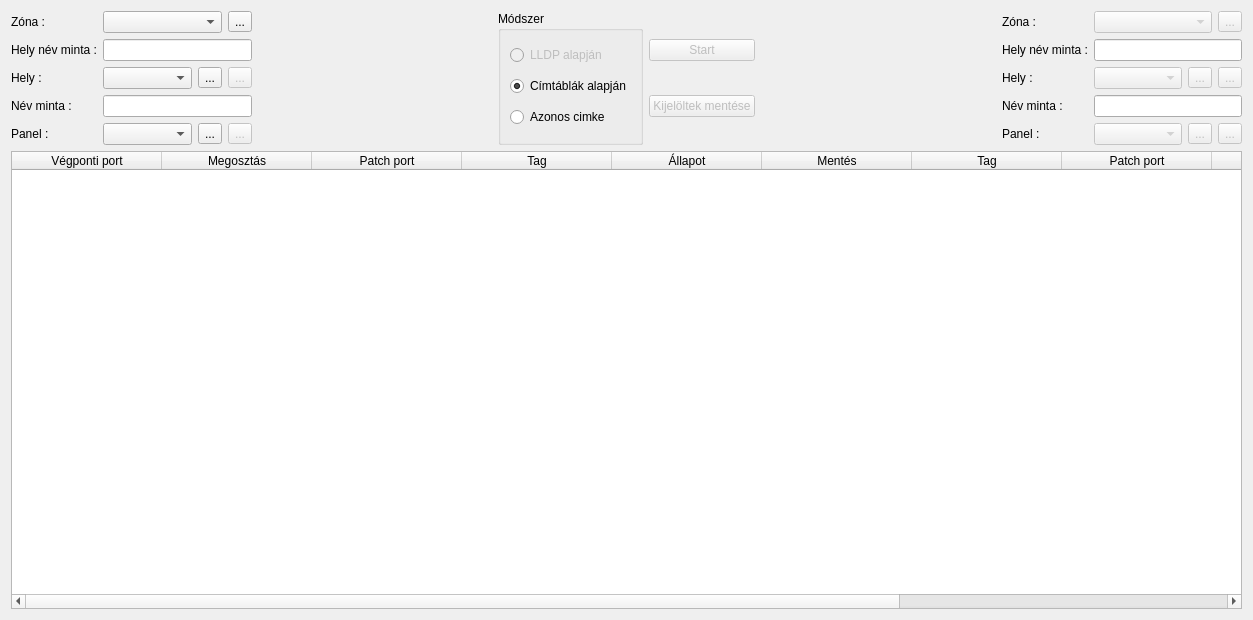
This is lv2g/deducepatch.ui in csikfer/lanview2 as Qt 5 draws it before an edit. The edited form follows.
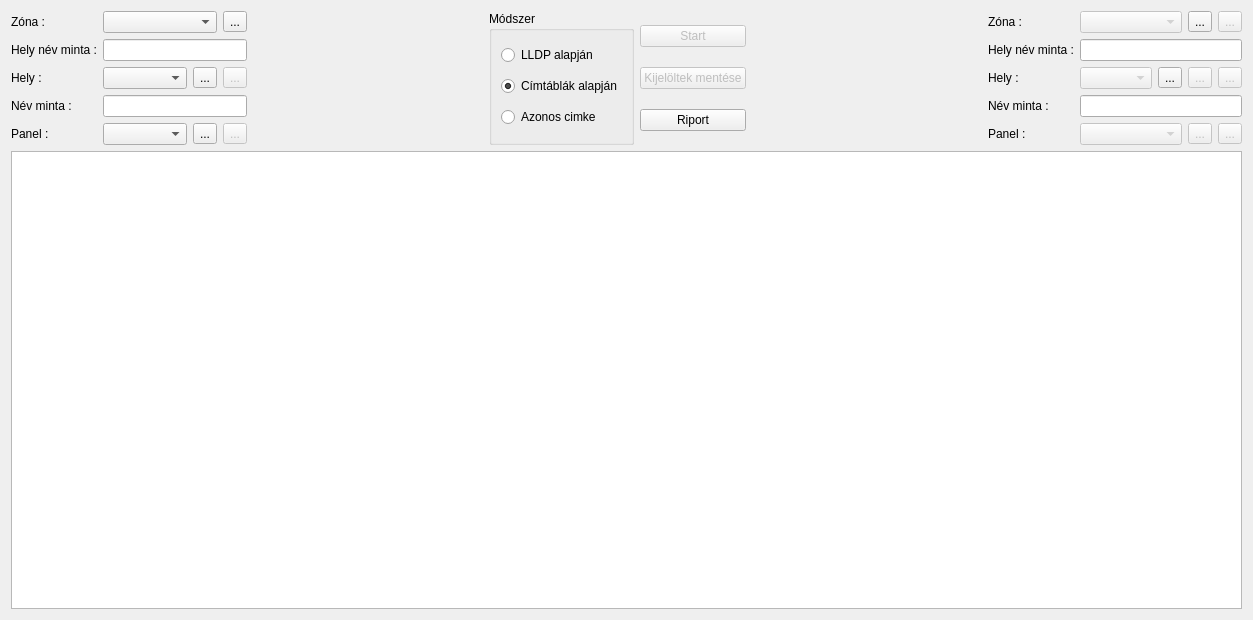
This is the edited form. Icons and pictures are not drawn.

Commit message: A deducepatch újraírása, bővítése. Hibajavítás...

What changed in the file:
```diff
--- a/lv2g/deducepatch.ui
+++ b/lv2g/deducepatch.ui
@@ -172,7 +172,7 @@
         <item>
          <widget class="QRadioButton" name="radioButtonLLDP">
           <property name="enabled">
-           <bool>false</bool>
+           <bool>true</bool>
           </property>
           <property name="text">
            <string>LLDP alapján</string>
@@ -221,6 +221,13 @@
          </property>
         </widget>
        </item>
+       <item>
+        <widget class="QPushButton" name="pushButtonReport">
+         <property name="text">
+          <string>Riport</string>
+         </property>
+        </widget>
+       </item>
       </layout>
      </item>
      <item>
@@ -303,6 +310,20 @@
            </property>
           </widget>
          </item>
+         <item>
+          <widget class="QToolButton" name="toolButtonCopyPlace">
+           <property name="toolTip">
+            <string>&lt;html&gt;&lt;head/&gt;&lt;body&gt;&lt;p&gt;A hely azonos a jobb oldallal.&lt;/p&gt;&lt;/body&gt;&lt;/html&gt;</string>
+           </property>
+           <property name="text">
+            <string>...</string>
+           </property>
+           <property name="icon">
+            <iconset resource="lv2g.qrc">
+             <normaloff>:/icons/go-jump.ico</normaloff>:/icons/go-jump.ico</iconset>
+           </property>
+          </widget>
+         </item>
          <item>
           <widget class="QToolButton" name="toolButtonPlaceAdd2">
            <property name="enabled">
@@ -387,6 +408,20 @@
            </property>
           </widget>
          </item>
+         <item>
+          <widget class="QToolButton" name="toolButtonCopyZone">
+           <property name="toolTip">
+            <string>&lt;html&gt;&lt;head/&gt;&lt;body&gt;&lt;p&gt;A zóna azonos a jobb oldallal.&lt;/p&gt;&lt;/body&gt;&lt;/html&gt;</string>
+           </property>
+           <property name="text">
+            <string>...</string>
+           </property>
+           <property name="icon">
+            <iconset resource="lv2g.qrc">
+             <normaloff>:/icons/go-jump.ico</normaloff>:/icons/go-jump.ico</iconset>
+           </property>
+          </widget>
+         </item>
          <item>
           <widget class="QToolButton" name="toolButtonRefresh2">
            <property name="enabled">
@@ -408,112 +443,19 @@
     </layout>
    </item>
    <item>
-    <widget class="QTableWidget" name="tableWidget">
-     <attribute name="horizontalHeaderCascadingSectionResizes">
+    <widget class="QTableView" name="tableView">
+     <property name="editTriggers">
+      <set>QAbstractItemView::NoEditTriggers</set>
+     </property>
+     <attribute name="horizontalHeaderHighlightSections">
       <bool>false</bool>
      </attribute>
-     <attribute name="horizontalHeaderDefaultSectionSize">
-      <number>150</number>
+     <attribute name="horizontalHeaderMinimumSectionSize">
+      <number>30</number>
      </attribute>
-     <column>
-      <property name="text">
-       <string>Végponti port</string>
-      </property>
-      <property name="toolTip">
-       <string>A végponti eszköz neve és portja.</string>
-      </property>
-     </column>
-     <column>
-      <property name="text">
-       <string>Megosztás</string>
-      </property>
-      <property name="toolTip">
-       <string>Külső, eéőlapi megosztás típusa.</string>
-      </property>
-     </column>
-     <column>
-      <property name="text">
-       <string>Patch port</string>
-      </property>
-      <property name="toolTip">
-       <string>&lt;html&gt;&lt;head/&gt;&lt;body&gt;&lt;p&gt;A bal oldali csatlakozó vagy patch panel portja.&lt;/p&gt;&lt;p&gt;Zárójelben a hátlapi megosztás típusa, és nem A típus esetén az A típusú port neve, amivel osztozik a kábelen.&lt;/p&gt;&lt;/body&gt;&lt;/html&gt;</string>
-      </property>
-     </column>
-     <column>
-      <property name="text">
-       <string>Tag</string>
-      </property>
-     </column>
-     <column>
-      <property name="text">
-       <string>Állapot</string>
-      </property>
-      <property name="toolTip">
-       <string>Mi alapján történt a találat.</string>
-      </property>
-      <property name="whatsThis">
-       <string>&lt;!DOCTYPE HTML PUBLIC &quot;-//W3C//DTD HTML 4.0 Transitional//EN&quot;&gt;
-&lt;html&gt;
-&lt;head&gt;
-	&lt;meta http-equiv=&quot;content-type&quot; content=&quot;text/html; charset=utf-8&quot;/&gt;
-	&lt;title&gt;&lt;/title&gt;
-	&lt;meta name=&quot;generator&quot; content=&quot;LibreOffice 5.1.6.2 (Linux)&quot;/&gt;
-	&lt;meta name=&quot;created&quot; content=&quot;2017-08-10T09:30:16.977313858&quot;/&gt;
-	&lt;meta name=&quot;changed&quot; content=&quot;2017-08-10T09:45:01.099351749&quot;/&gt;
-	&lt;style type=&quot;text/css&quot;&gt;
-		@page { margin: 2cm }
-		p { margin-bottom: 0.25cm; line-height: 120% }
-		a:link { so-language: zxx }
-	&lt;/style&gt;
-&lt;/head&gt;
-&lt;body lang=&quot;hu-HU&quot; dir=&quot;ltr&quot;&gt;
-&lt;p style=&quot;margin-bottom: 0cm; line-height: 100%&quot;&gt;&lt;span style=&quot;background: #00cc00&quot;&gt;Zöld	&lt;/span&gt;:
-Címtáblák és LLDP alapján&lt;/p&gt;
-&lt;p style=&quot;margin-bottom: 0cm; line-height: 100%&quot;&gt;&lt;font color=&quot;#ffffff&quot;&gt;&lt;span style=&quot;background: #6666ff&quot;&gt;Kék	&lt;/span&gt;&lt;/font&gt;:
-Csak a címtáblák alapján&lt;/p&gt;
-&lt;p style=&quot;margin-bottom: 0cm; line-height: 100%&quot;&gt;&lt;span style=&quot;background: #66ffff&quot;&gt;Cián	&lt;/span&gt;:
-Csak az LLDP alapján&lt;/p&gt;
-&lt;p style=&quot;margin-bottom: 0cm; line-height: 100%&quot;&gt;&lt;span style=&quot;background: #ff66cc&quot;&gt;Bípor	&lt;/span&gt;:
-Címtáblák alapján, ütközés az LLDP-vel.&lt;/p&gt;
-&lt;p style=&quot;margin-bottom: 0cm; line-height: 100%&quot;&gt;&lt;font color=&quot;#ffffff&quot;&gt;&lt;span style=&quot;background: #ff3333&quot;&gt;Piros	&lt;/span&gt;&lt;/font&gt;:
-LLDP alapján, ütközés a címtáblával.&lt;/p&gt;
-&lt;/body&gt;
-&lt;/html&gt;</string>
-      </property>
-     </column>
-     <column>
-      <property name="text">
-       <string>Mentés</string>
-      </property>
-     </column>
-     <column>
-      <property name="text">
-       <string>Tag</string>
-      </property>
-     </column>
-     <column>
-      <property name="text">
-       <string>Patch port</string>
-      </property>
-     </column>
-     <column>
-      <property name="text">
-       <string>Megosztás</string>
-      </property>
-     </column>
-     <column>
-      <property name="text">
-       <string>Végponti port</string>
-      </property>
-     </column>
-     <column>
-      <property name="text">
-       <string>Első &lt; utolsó</string>
-      </property>
-      <property name="toolTip">
-       <string>Az észlelésének időintervalluma.</string>
-      </property>
-     </column>
+     <attribute name="verticalHeaderVisible">
+      <bool>false</bool>
+     </attribute>
     </widget>
    </item>
   </layout>
```
The commit also changes 29 other files.
